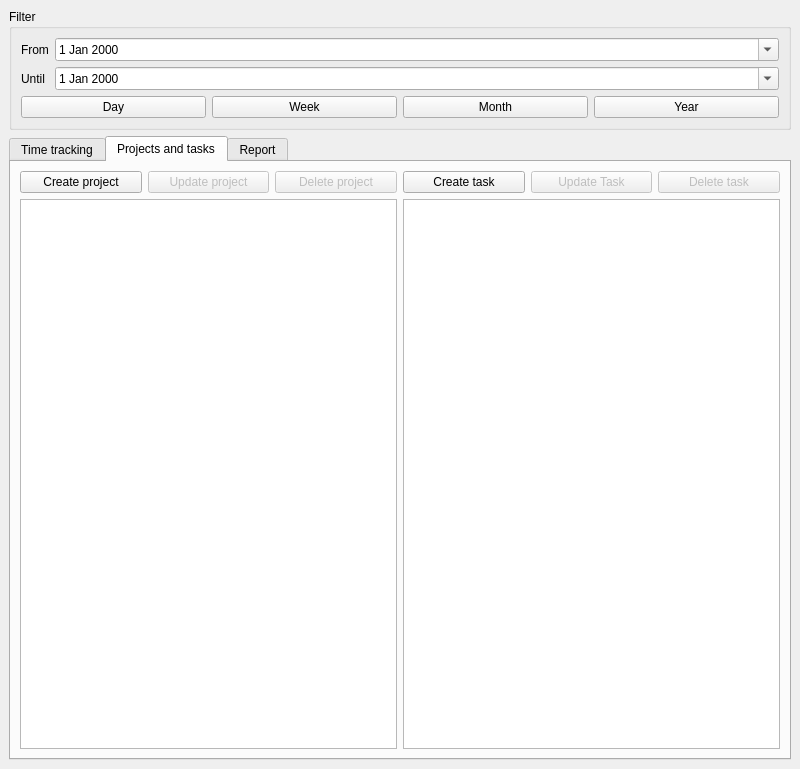
Before: the Qt Designer form timetracker/mainwindow.ui in tsymalla/timetracker, drawn with Qt 5.
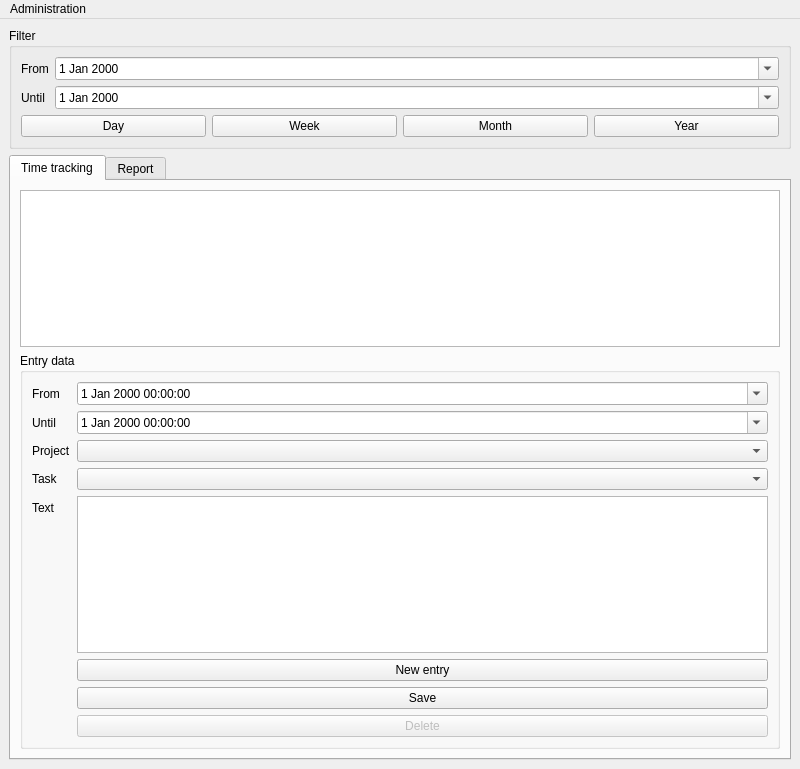
After: the same form once the commit is applied. Custom widgets are drawn as their Qt base class.

```diff
--- a/timetracker/mainwindow.ui
+++ b/timetracker/mainwindow.ui
@@ -98,7 +98,10 @@
     <item>
      <widget class="QTabWidget" name="tabMain">
       <property name="currentIndex">
-       <number>1</number>
+       <number>0</number>
+      </property>
+      <property name="tabsClosable">
+       <bool>false</bool>
       </property>
       <widget class="QWidget" name="tabEnterData">
        <attribute name="title">
@@ -208,93 +211,6 @@
         </item>
        </layout>
       </widget>
-      <widget class="QWidget" name="tabProjectTasks">
-       <attribute name="title">
-        <string>Projects and tasks</string>
-       </attribute>
-       <layout class="QHBoxLayout" name="horizontalLayout_4">
-        <item>
-         <layout class="QVBoxLayout" name="verticalLayout_4">
-          <item>
-           <layout class="QHBoxLayout" name="horizontalLayout_5">
-            <item>
-             <widget class="QPushButton" name="btnCreateProject">
-              <property name="text">
-               <string>Create project</string>
-              </property>
-             </widget>
-            </item>
-            <item>
-             <widget class="QPushButton" name="btnUpdateProject">
-              <property name="enabled">
-               <bool>false</bool>
-              </property>
-              <property name="text">
-               <string>Update project</string>
-              </property>
-             </widget>
-            </item>
-            <item>
-             <widget class="QPushButton" name="btnDeleteProject">
-              <property name="enabled">
-               <bool>false</bool>
-              </property>
-              <property name="text">
-               <string>Delete project</string>
-              </property>
-             </widget>
-            </item>
-           </layout>
-          </item>
-          <item>
-           <widget class="QListView" name="lstProjects"/>
-          </item>
-         </layout>
-        </item>
-        <item>
-         <layout class="QVBoxLayout" name="verticalLayout_5">
-          <item>
-           <layout class="QVBoxLayout" name="verticalLayout_6">
-            <item>
-             <layout class="QHBoxLayout" name="horizontalLayout_7">
-              <item>
-               <widget class="QPushButton" name="btnCreateTask">
-                <property name="text">
-                 <string>Create task</string>
-                </property>
-               </widget>
-              </item>
-              <item>
-               <widget class="QPushButton" name="btnUpdateTask">
-                <property name="enabled">
-                 <bool>false</bool>
-                </property>
-                <property name="text">
-                 <string>Update Task</string>
-                </property>
-               </widget>
-              </item>
-              <item>
-               <widget class="QPushButton" name="btnDeleteTask">
-                <property name="enabled">
-                 <bool>false</bool>
-                </property>
-                <property name="text">
-                 <string>Delete task</string>
-                </property>
-               </widget>
-              </item>
-             </layout>
-            </item>
-           </layout>
-          </item>
-          <item>
-           <widget class="QListView" name="lstTasks"/>
-          </item>
-         </layout>
-        </item>
-       </layout>
-      </widget>
       <widget class="QWidget" name="tabReport">
        <attribute name="title">
         <string>Report</string>
@@ -316,6 +232,28 @@
     </item>
    </layout>
   </widget>
+  <widget class="QMenuBar" name="menuBar">
+   <property name="geometry">
+    <rect>
+     <x>0</x>
+     <y>0</y>
+     <width>800</width>
+     <height>26</height>
+    </rect>
+   </property>
+   <widget class="QMenu" name="menuAdministration">
+    <property name="title">
+     <string>Administration</string>
+    </property>
+    <addaction name="actionManage_projects_and_tasks"/>
+   </widget>
+   <addaction name="menuAdministration"/>
+  </widget>
+  <action name="actionManage_projects_and_tasks">
+   <property name="text">
+    <string>Manage projects and tasks</string>
+   </property>
+  </action>
  </widget>
  <customwidgets>
   <customwidget>
```
